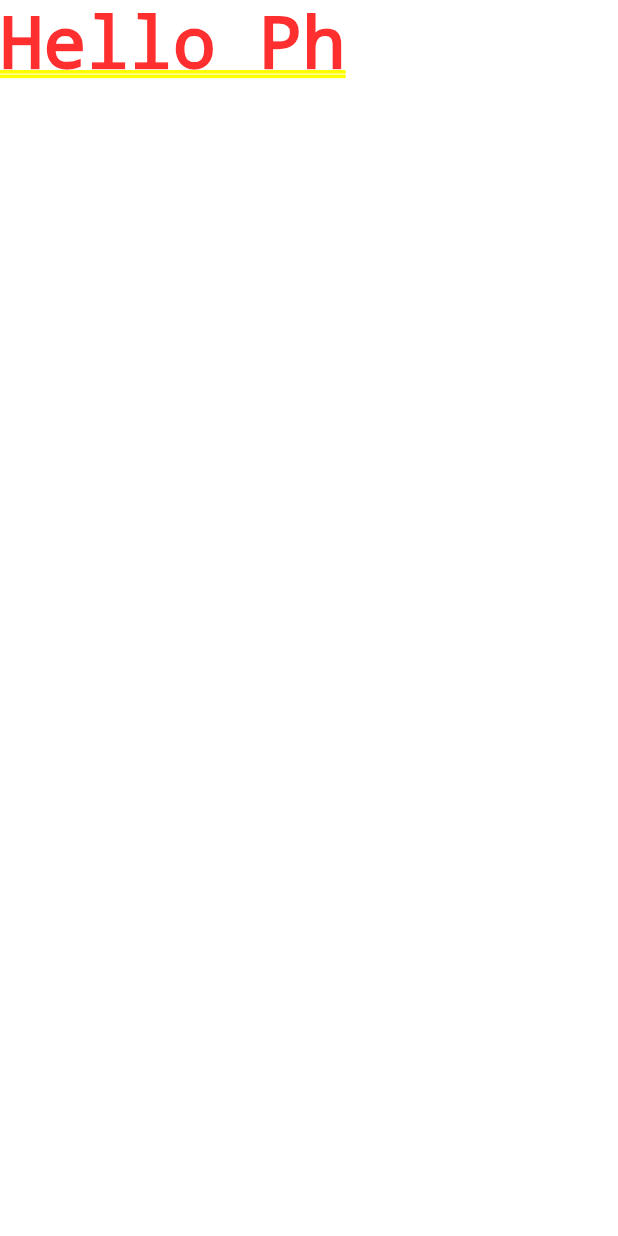
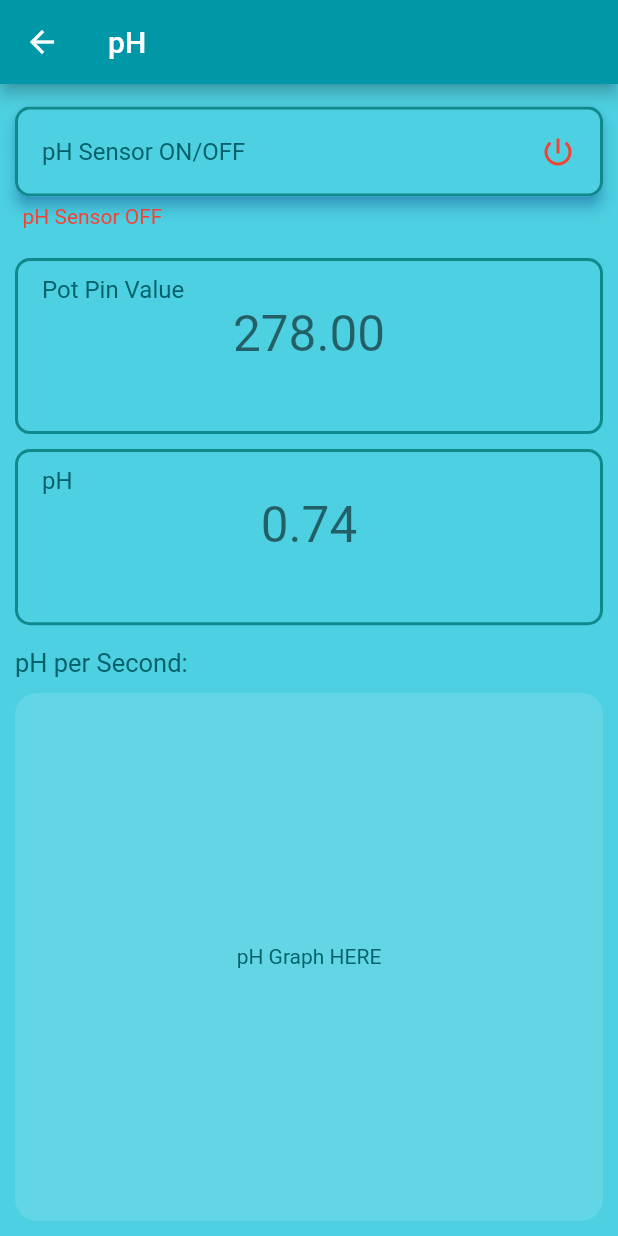
Before and after one commit to eqrakhattak/smart-biofloc-monitoring, a Flutter app: the screen it shows after launch, after a tap on "PH", on a phone screen of 412 x 824 dp. Run offline on Flutter 3.47's test engine with Material 2 defaults, Android fonts, the light colour scheme and no system bars; our stand-ins replace font_awesome_flutter.

Commit message:
Create pH Page

```diff
--- a/sci_fish/lib/pages/ph_page.dart
+++ b/sci_fish/lib/pages/ph_page.dart
@@ -1,10 +1,142 @@
 import 'package:flutter/material.dart';
+import 'package:sci_fish/constants.dart';
 
 class PhPage extends StatelessWidget {
   const PhPage({Key? key}) : super(key: key);
 
   @override
   Widget build(BuildContext context) {
-    return const Text('Hello Ph');
+    return Scaffold(
+      appBar: AppBar(
+        title: const Text('pH'),
+      ),
+      body: SafeArea(
+        child: Padding(
+          padding: const EdgeInsets.all(10.0),
+          child: Column(
+            crossAxisAlignment: CrossAxisAlignment.start,
+            children: [
+              const SizedBox(
+                height: 5.0,
+              ),
+              Material(
+                color: Colors.cyan[300],
+                elevation: 4,
+                borderRadius: BorderRadius.circular(10),
+                shadowColor: Colors.blue,
+                child: ListTile(
+                  title: const Text(
+                    'pH Sensor ON/OFF',
+                    style: TextStyle(
+                      color: textColor,
+                    ),
+                  ),
+                  trailing: const Icon(Icons.power_settings_new),
+                  iconColor: colorOff,
+                  shape: RoundedRectangleBorder(
+                    side: const BorderSide(color: Color(0xFF10898d), width: 2),
+                    borderRadius: BorderRadius.circular(10),
+                  ),
+                  onTap: () => print('pH Off'),
+                  //TODO: Add OnTap functionality
+                ),
+              ),
+              const Padding(
+                padding: EdgeInsets.only(left: 5.0, top: 5.0),
+                child: Text(
+                  'pH Sensor OFF',
+                  style: TextStyle(
+                    color: colorOff,
+                  ),
+                ),
+              ),
+              const SizedBox(
+                height: 20.0,
+              ),
+              Expanded(
+                flex: 1,
+                child: ListTile(
+                  title: const Text(
+                    'Pot Pin Value',
+                    style: TextStyle(
+                      color: textColor,
+                    ),
+                  ),
+                  subtitle: const Text(
+                    '278.00',
+                    textAlign: TextAlign.center,
+                    style: TextStyle(
+                      fontSize: 33.0,
+                      //TODO: edit textsize according to expanded
+                    ),
+                  ),
+                  shape: RoundedRectangleBorder(
+                    side: const BorderSide(color: Color(0xFF10898d), width: 2),
+                    borderRadius: BorderRadius.circular(10),
+                  ),
+                ),
+              ),
+              const SizedBox(
+                height: 10.0,
+              ),
+              Expanded(
+                flex: 1,
+                child: ListTile(
+                  title: const Text(
+                    'pH',
+                    style: TextStyle(
+                      color: textColor,
+                    ),
+                  ),
+                  subtitle: const Text(
+                    '0.74',
+                    textAlign: TextAlign.center,
+                    style: TextStyle(
+                      fontSize: 33.0,
+                    ),
+                  ),
+                  shape: RoundedRectangleBorder(
+                    side: const BorderSide(color: Color(0xFF10898d), width: 2),
+                    borderRadius: BorderRadius.circular(10),
+                  ),
+                ),
+              ),
+              const SizedBox(
+                height: 15.0,
+              ),
+              const Text(
+                'pH per Second:',
+                style: TextStyle(
+                  fontSize: 17.0,
+                  color: textColor,
+                ),
+              ),
+              const SizedBox(
+                height: 10.0,
+              ),
+              Expanded(
+                flex: 3,
+                child: ClipRRect(
+                  borderRadius: BorderRadius.circular(15.0),
+                  child: Container(
+                    width: double.infinity,
+                    color: Colors.white12,
+                    child: const Center(
+                      //TODO: Add graph in here
+                      child: Text(
+                        'pH Graph HERE',
+                        style: TextStyle(
+                          color: textColor,
+                        ),
+                      ),
+                    ),
+                  ),
+                ),
+              ),
+            ],
+          ),
+        ),
+      ),
+    );
   }
 }
```
